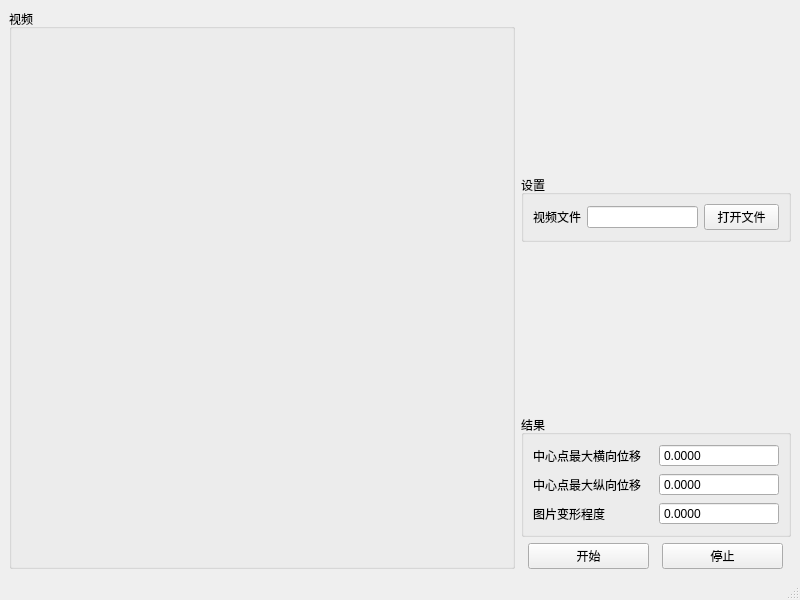
The window that tools/shake_test/shake_test_window.ui (xiaoqinxing/ImageTools) describes before a commit, drawn with Qt 5.
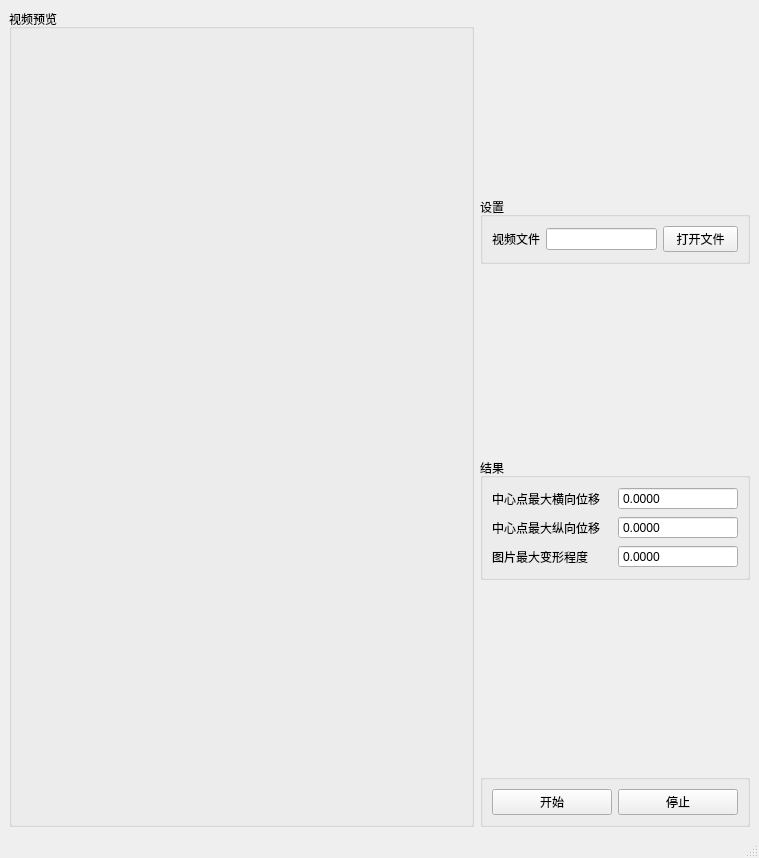
The same window after the commit.

Commit message: ADD: 提高防抖测试工具中的位移上限 DEBUG: 解决图片查看工具直方图有时候不显示网格图的bug

Diff of the .ui file:
```diff
--- a/tools/shake_test/shake_test_window.ui
+++ b/tools/shake_test/shake_test_window.ui
@@ -6,8 +6,8 @@
    <rect>
     <x>0</x>
     <y>0</y>
-    <width>800</width>
-    <height>600</height>
+    <width>758</width>
+    <height>858</height>
    </rect>
   </property>
   <property name="windowTitle">
@@ -127,7 +127,7 @@
            <item>
             <widget class="QLabel" name="label_3">
              <property name="text">
-              <string>图片变形程度</string>
+              <string>图片最大变形程度</string>
              </property>
             </widget>
            </item>
@@ -139,6 +139,9 @@
              <property name="decimals">
               <number>4</number>
              </property>
+             <property name="maximum">
+              <double>10.000000000000000</double>
+             </property>
             </widget>
            </item>
           </layout>
@@ -160,6 +163,9 @@
              <property name="decimals">
               <number>4</number>
              </property>
+             <property name="maximum">
+              <double>1000.000000000000000</double>
+             </property>
             </widget>
            </item>
           </layout>
@@ -181,6 +187,9 @@
              <property name="decimals">
               <number>4</number>
              </property>
+             <property name="maximum">
+              <double>1000.000000000000000</double>
+             </property>
             </widget>
            </item>
           </layout>
@@ -190,6 +199,12 @@
       </item>
       <item>
        <spacer name="verticalSpacer_3">
+        <property name="maximumSize">
+         <size>
+          <width>268</width>
+          <height>16777215</height>
+         </size>
+        </property>
         <property name="orientation">
          <enum>Qt::Vertical</enum>
         </property>
@@ -202,6 +217,21 @@
        </spacer>
       </item>
       <item>
+       <widget class="QGroupBox" name="groupBox_4">
+        <property name="maximumSize">
+         <size>
+          <width>271</width>
+          <height>16777215</height>
+         </size>
+        </property>
+        <property name="title">
+         <string/>
+        </property>
+        <property name="flat">
+         <bool>true</bool>
+        </property>
+        <layout class="QGridLayout" name="gridLayout_5">
+         <item row="0" column="0">
        <layout class="QHBoxLayout" name="horizontalLayout_2">
         <item>
          <widget class="QPushButton" name="isok">
@@ -232,11 +262,14 @@
        </layout>
       </item>
      </layout>
+       </widget>
+      </item>
+     </layout>
     </item>
     <item row="0" column="0">
      <widget class="QGroupBox" name="groupBox">
       <property name="title">
-       <string>视频</string>
+       <string>视频预览</string>
       </property>
       <layout class="QGridLayout" name="gridLayout_2">
        <item row="0" column="0">
```
Left out of the diff: 5 changed lines with no effect on the pictures. Lines whose indentation alone changed are shown as unchanged. The commit also changes 3 other files.
